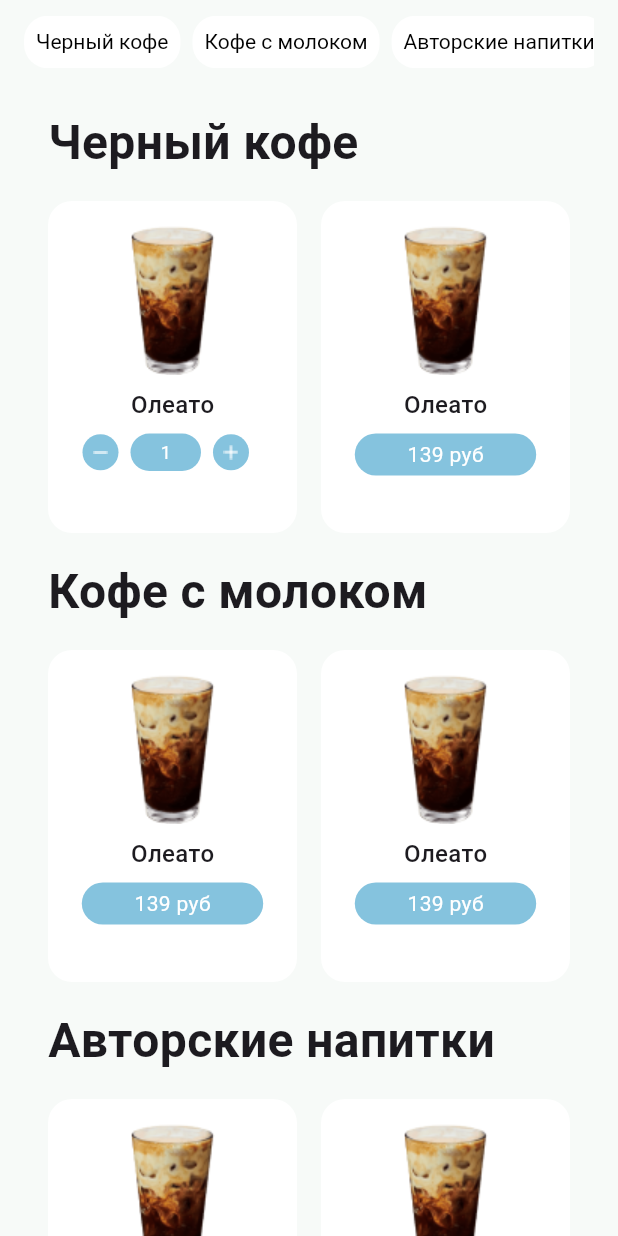
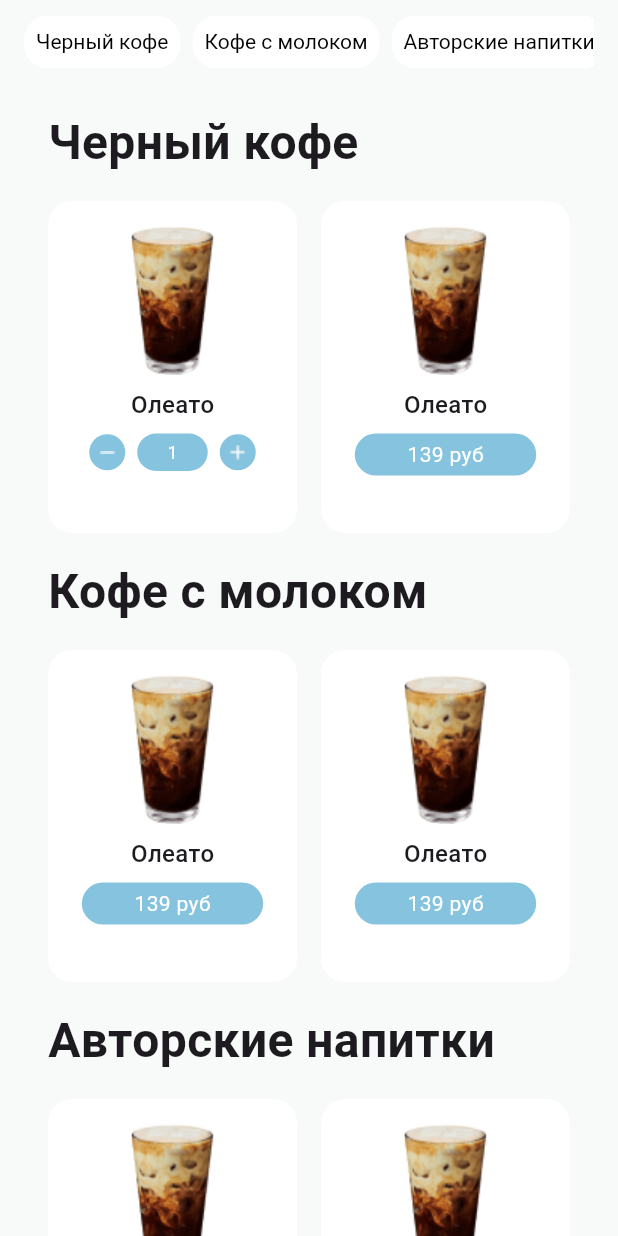
Before and after one commit to andreksus/CoffeeApp, a Flutter app: the screen it shows after launch, after a tap on "139 руб", on a phone screen of 412 x 824 dp. Run offline on Flutter 3.47's test engine with Material 3 defaults, Android fonts, the phone set to English and light mode, and no system bars; generated files the repository leaves out were written again.

Commit message:
centralized order

```diff
--- a/lib/src/features/menu/view/order.dart
+++ b/lib/src/features/menu/view/order.dart
@@ -33,9 +33,9 @@ class _OrderState extends State<Order> {
     } else {
       return Container(
         decoration: const BoxDecoration(
-          color: Colors.white,
         ),
         child: Row(
+          mainAxisAlignment: MainAxisAlignment.center,
           children: [
             GestureDetector(
               onTap: () {
@@ -45,7 +45,7 @@ class _OrderState extends State<Order> {
                 });
               },
               child: Container(
-                margin: const EdgeInsets.only(right: 8, left: 23),
+                margin: const EdgeInsets.only(right: 8),
                 decoration: BoxDecoration(
                     borderRadius: BorderRadius.circular(16),
                     color: const Color(0xff85C3DE)),
```
